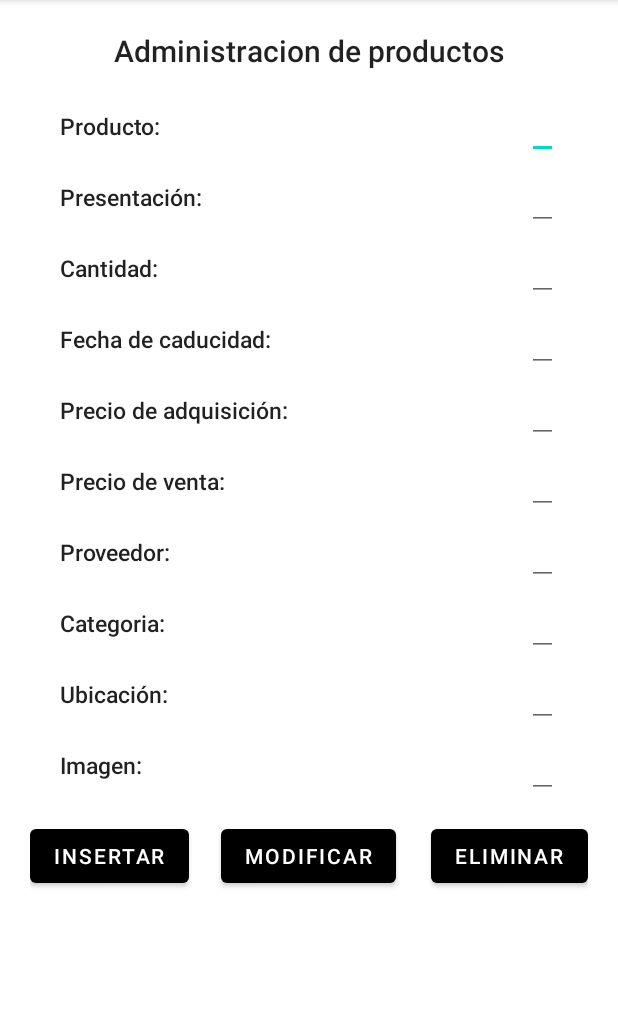
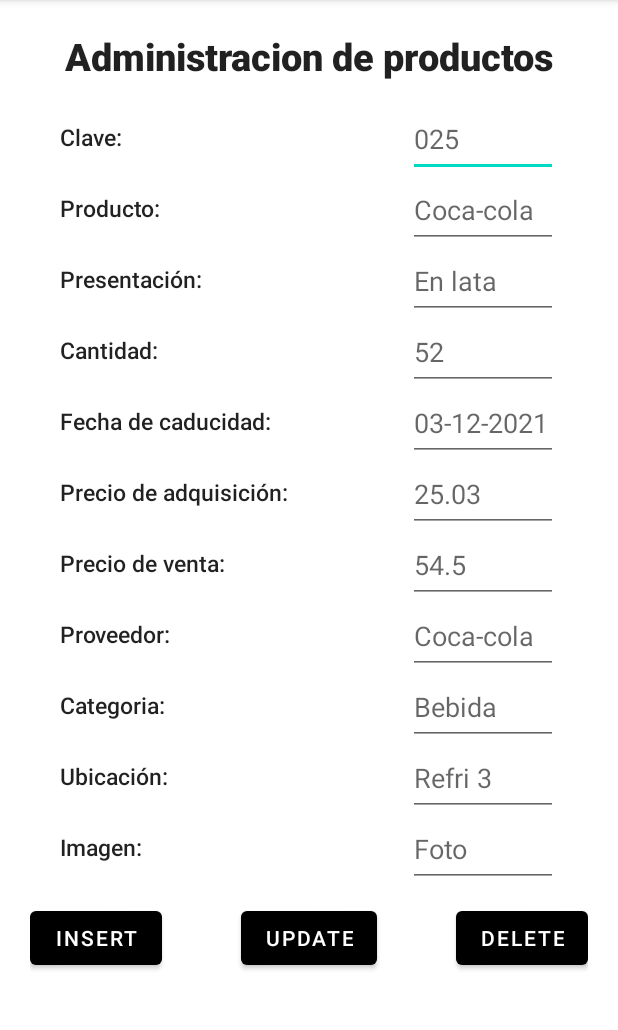
Before and after one commit to et-mohedano/GSW-Movil, an Android app: the gswAdmProductos screen opened directly, with no data from a screen before it, on a phone screen of 412 x 824 dp, the part 84-1114 px from its top. Run offline under Robolectric (Android 15) with nearby library versions, the phone set to English and light mode, and no system bars.

Commit message:
Complementación productos
Se agrego la pagina para reporte de productos, así mismo como se ajustaron las interfaces para mejor visibilidad, funcionalidad de paginas por URL aun no agregado, cambios en el Manifest para hacer pruebas en moviles

```diff
--- a/app/src/main/java/com/example/appmicalculadora/adminProductos.java
+++ b/app/src/main/java/com/example/appmicalculadora/adminProductos.java
@@ -34,7 +34,7 @@
         edtPrecio = (EditText) findViewById(R.id.edtPrecio);
         edtCantidad = (EditText) findViewById(R.id.edtCantidad);
         edtActivo = (EditText) findViewById(R.id.edtActivo);
-        edtFoto = (EditText) findViewById(R.id.edtFoto);
+        edtFoto = (EditText) findViewById(R.id.edtProdFoto);
         edtStatus = (EditText) findViewById(R.id.edtStatus);
         btnInsertarProducto.setOnClickListener(new View.OnClickListener() {
             @Override
--- a/app/src/main/java/com/example/appmicalculadora/rptProductos.java
+++ b/app/src/main/java/com/example/appmicalculadora/rptProductos.java
@@ -9,7 +9,6 @@
 import android.widget.ListView;
 import android.widget.Toast;
 
-import com.android.volley.Header;
 import com.loopj.android.http.AsyncHttpClient;
 import com.loopj.android.http.AsyncHttpResponseHandler;
 
@@ -33,7 +32,7 @@
         super.onCreate(savedInstanceState);
         setContentView(R.layout.activity_rpt_productos);
         lstProductos = (ListView) findViewById(R.id.lstProductos);
-        btnMostrar = (Button) findViewById(R.id.btnRptProducto);
+        btnMostrar = (Button) findViewById(R.id.btnPasProducto);
         btnMostrar2da = (Button) findViewById(R.id.btnRptProducto2);
         btnMostrar.setOnClickListener(new View.OnClickListener() {
             @Override
--- a/app/src/main/res/layout/activity_admin_productos.xml
+++ b/app/src/main/res/layout/activity_admin_productos.xml
@@ -179,7 +179,7 @@
             android:text="Foto:" />
 
         <EditText
-            android:id="@+id/edtFoto"
+            android:id="@+id/edtProdFoto"
             android:layout_width="217dp"
             android:layout_height="wrap_content"
             android:layout_below="@+id/edtActivo"
@@ -205,7 +205,7 @@
             android:id="@+id/edtStatus"
             android:layout_width="199dp"
             android:layout_height="wrap_content"
-            android:layout_below="@+id/edtFoto"
+            android:layout_below="@+id/edtProdFoto"
             android:layout_alignParentEnd="true"
             android:layout_marginStart="56dp"
             android:layout_marginTop="28dp"
--- a/app/src/main/res/layout/activity_gsw_adm_productos.xml
+++ b/app/src/main/res/layout/activity_gsw_adm_productos.xml
@@ -12,7 +12,7 @@
         tools:ignore="MissingConstraints">
 
     <RelativeLayout
-        android:id="@+id/lytProductos"
+        android:id="@+id/lytAdminProductos"
         android:layout_width="match_parent"
         android:layout_height="match_parent"
         android:padding="20dp">
@@ -24,7 +24,8 @@
             android:gravity="center_horizontal"
             android:text="Administracion de productos"
             android:textAppearance="@style/TextAppearance.AppCompat.Body2"
-            android:textSize="20dp" />
+            android:textStyle="bold"
+            android:textSize="25dp" />
 
         <TextView
             android:id="@+id/txtTagPro"
@@ -32,19 +33,44 @@
             android:layout_height="wrap_content"
             android:text="Producto:"
             android:textSize="15dp"
+            android:layout_below="@id/txtTagClave"
+            android:layout_marginTop="26dp"
+            android:layout_marginStart="20dp"
+            android:textAppearance="@style/TextAppearance.AppCompat.Body2" />
+
+        <EditText
+            android:id="@+id/edtProdNombre"
+            android:layout_width="100dp"
+            android:layout_height="50dp"
+            android:layout_below="@id/txtTagClave"
+            android:layout_alignParentEnd="true"
+            android:layout_marginTop="13dp"
+            android:layout_marginRight="20dp"
+            android:singleLine="true"
+            android:hint="Coca-cola" />
+
+        <TextView
+            android:id="@+id/txtTagClave"
+            android:layout_width="wrap_content"
+            android:layout_height="wrap_content"
+            android:text="Clave:"
+            android:textSize="15dp"
             android:layout_below="@id/txtTituloProducto"
             android:layout_marginTop="26dp"
             android:layout_marginStart="20dp"
+            android:inputType="number"
             android:textAppearance="@style/TextAppearance.AppCompat.Body2" />
+
         <EditText
-            android:id="@+id/edtProd"
-            android:layout_width="wrap_content"
-            tools:text="Coca-cola"
+            android:id="@+id/edtProdClave"
+            android:layout_width="100dp"
+            android:layout_height="50dp"
             android:layout_below="@id/txtTituloProducto"
+            android:layout_alignParentEnd="true"
             android:layout_marginTop="13dp"
-            android:layout_alignParentEnd="true"
             android:layout_marginRight="20dp"
-            android:layout_height="wrap_content" />
+            android:hint="025"
+            android:inputType="number" />
 
         <TextView
             android:id="@+id/txtTagPres"
@@ -56,15 +82,17 @@
             android:layout_marginTop="26dp"
             android:layout_marginStart="20dp"
             android:textAppearance="@style/TextAppearance.AppCompat.Body2" />
+
         <EditText
-            android:id="@+id/edtPres"
-            android:layout_width="wrap_content"
-            tools:text="En latita de aluminio"
+            android:id="@+id/edtProdPres"
+            android:layout_width="100dp"
+            android:layout_height="50dp"
             android:layout_below="@id/txtTagPro"
+            android:layout_alignParentEnd="true"
             android:layout_marginTop="13dp"
-            android:layout_alignParentEnd="true"
             android:layout_marginRight="20dp"
-            android:layout_height="wrap_content" />
+            android:hint="En lata"
+            android:singleLine="true" />
 
         <TextView
             android:id="@+id/txtTagCant"
@@ -76,16 +104,17 @@
             android:layout_marginTop="26dp"
             android:layout_marginStart="20dp"
             android:textAppearance="@style/TextAppearance.AppCompat.Body2" />
+
         <EditText
-            android:id="@+id/edtCant"
-            android:layout_width="wrap_content"
-            tools:text="52.5"
+            android:id="@+id/edtProdCant"
+            android:layout_width="100dp"
+            android:layout_height="50dp"
             android:layout_below="@id/txtTagPres"
+            android:layout_alignParentEnd="true"
             android:layout_marginTop="13dp"
-            android:layout_alignParentEnd="true"
             android:layout_marginRight="20dp"
-            android:inputType="numberDecimal"
-            android:layout_height="wrap_content" />
+            android:hint="52"
+            android:inputType="numberDecimal" />
 
         <TextView
             android:id="@+id/txtTagFecha"
@@ -97,16 +126,17 @@
             android:layout_marginTop="26dp"
             android:layout_marginStart="20dp"
             android:textAppearance="@style/TextAppearance.AppCompat.Body2" />
+
         <EditText
-            android:id="@+id/edtFecha"
-            android:layout_width="wrap_content"
-            tools:text="03-12-2021"
+            android:id="@+id/edtProdFecha"
+            android:layout_width="100dp"
+            android:layout_height="50dp"
             android:layout_below="@id/txtTagCant"
+            android:layout_alignParentEnd="true"
             android:layout_marginTop="13dp"
-            android:layout_alignParentEnd="true"
             android:layout_marginRight="20dp"
             android:inputType="date"
-            android:layout_height="wrap_content" />
+            android:hint="03-12-2021" />
 
         <TextView
             android:id="@+id/txtTagPrecioAd"
@@ -118,16 +148,17 @@
             android:layout_marginTop="26dp"
             android:layout_marginStart="20dp"
             android:textAppearance="@style/TextAppearance.AppCompat.Body2" />
+
         <EditText
-            android:id="@+id/edtPrecioAd"
-            android:layout_width="wrap_content"
-            tools:text="25.03"
+            android:id="@+id/edtProdPrecioAd"
+            android:layout_width="100dp"
+            android:layout_height="50dp"
             android:layout_below="@id/txtTagFecha"
+            android:layout_alignParentEnd="true"
             android:layout_marginTop="13dp"
-            android:layout_alignParentEnd="true"
             android:layout_marginRight="20dp"
             android:inputType="numberDecimal"
-            android:layout_height="wrap_content" />
+            android:hint="25.03" />
 
         <TextView
             android:id="@+id/txtTagPrecioVen"
@@ -139,16 +170,17 @@
             android:layout_marginTop="26dp"
             android:layout_marginStart="20dp"
             android:textAppearance="@style/TextAppearance.AppCompat.Body2" />
+
         <EditText
-            android:id="@+id/edtPrecioVen"
-            android:layout_width="wrap_content"
-            tools:text="54.5"
+            android:id="@+id/edtProdPrecioVen"
+            android:layout_width="100dp"
+            android:layout_height="50dp"
             android:layout_below="@id/txtTagPrecioAd"
+            android:layout_alignParentEnd="true"
             android:layout_marginTop="13dp"
-            android:layout_alignParentEnd="true"
             android:layout_marginRight="20dp"
             android:inputType="numberDecimal"
-            android:layout_height="wrap_content" />
+            android:hint="54.5" />
 
         <TextView
             android:id="@+id/txtTagProvedor"
@@ -160,15 +192,17 @@
             android:layout_marginTop="26dp"
             android:layout_marginStart="20dp"
             android:textAppearance="@style/TextAppearance.AppCompat.Body2" />
+
         <EditText
-            android:id="@+id/edtProvedor"
-            android:layout_width="wrap_content"
-            tools:text="Coca-cola company"
+            android:id="@+id/edtProdProvedor"
+            android:layout_width="100dp"
+            android:layout_height="50dp"
             android:layout_below="@id/txtTagPrecioVen"
+            android:layout_alignParentEnd="true"
             android:layout_marginTop="13dp"
-            android:layout_alignParentEnd="true"
             android:layout_marginRight="20dp"
-            android:layout_height="wrap_content" />
+            android:singleLine="true"
+            android:hint="Coca-cola" />
 
         <TextView
             android:id="@+id/txtTagCat"
@@ -180,15 +214,17 @@
             android:layout_marginTop="26dp"
             android:layout_marginStart="20dp"
             android:textAppearance="@style/TextAppearance.AppCompat.Body2" />
+
         <EditText
-            android:id="@+id/edtCat"
-            android:layout_width="wrap_content"
-            tools:text="Bebida"
+            android:id="@+id/edtProdCat"
+            android:layout_width="100dp"
+            android:layout_height="50dp"
             android:layout_below="@id/txtTagProvedor"
+            android:layout_alignParentEnd="true"
             android:layout_marginTop="13dp"
-            android:layout_alignParentEnd="true"
             android:layout_marginRight="20dp"
-            android:layout_height="wrap_content" />
+            android:singleLine="true"
+            android:hint="Bebida" />
 
         <TextView
             android:id="@+id/txtTagUbi"
@@ -200,15 +236,17 @@
             android:layout_marginTop="26dp"
             android:layout_marginStart="20dp"
             android:textAppearance="@style/TextAppearance.AppCompat.Body2" />
+
         <EditText
-            android:id="@+id/edtUbi"
-            android:layout_width="wrap_content"
-            tools:text="Refrigerador 3"
+            android:id="@+id/edtProdUbi"
+            android:layout_width="100dp"
+            android:layout_height="50dp"
             android:layout_below="@id/txtTagCat"
+            android:layout_alignParentEnd="true"
             android:layout_marginTop="13dp"
-            android:layout_alignParentEnd="true"
             android:layout_marginRight="20dp"
-            android:layout_height="wrap_content" />
+            android:singleLine="true"
+            android:hint="Refri 3" />
 
         <TextView
             android:id="@+id/txtTagFoto"
@@ -220,15 +258,17 @@
             android:layout_marginTop="26dp"
             android:layout_marginStart="20dp"
             android:textAppearance="@style/TextAppearance.AppCompat.Body2" />
+
         <EditText
-            android:id="@+id/edtFoto"
-            android:layout_width="wrap_content"
-            tools:text="CocaLata.jpg"
+            android:id="@+id/edtProdFoto"
+            android:layout_width="100dp"
+            android:layout_height="50dp"
             android:layout_below="@id/txtTagUbi"
+            android:layout_alignParentEnd="true"
             android:layout_marginTop="13dp"
-            android:layout_alignParentEnd="true"
             android:layout_marginRight="20dp"
-            android:layout_height="wrap_content" />
+            android:singleLine="true"
+            android:hint="Foto" />
 
         <Button
             android:id="@+id/btnInsProducto"
@@ -236,7 +276,8 @@
             android:layout_height="wrap_content"
             android:layout_below="@id/txtTagFoto"
             android:layout_marginTop="26dp"
-            android:text="Insertar"
+            android:textColor="@color/white"
+            android:text="Insert"
             app:backgroundTint="#000000" />
 
         <Button
@@ -246,8 +287,9 @@
             android:layout_below="@id/txtTagFoto"
             android:layout_centerHorizontal="true"
             android:layout_marginTop="26dp"
-            app:backgroundTint="#000000"
-            android:text="Modificar" />
+            android:textColor="@color/white"
+            android:text="Update"
+            app:backgroundTint="#000000" />
 
         <Button
             android:id="@+id/btnEliProducto"
@@ -255,9 +297,10 @@
             android:layout_height="wrap_content"
             android:layout_below="@id/txtTagFoto"
             android:layout_alignParentEnd="true"
-            app:backgroundTint="#000000"
+            android:textColor="@color/white"
             android:layout_marginTop="26dp"
-            android:text="Eliminar" />
+            android:text="Delete"
+            app:backgroundTint="#000000" />
     </RelativeLayout>
     </ScrollView>
 </androidx.constraintlayout.widget.ConstraintLayout>
--- a/app/src/main/res/layout/activity_rpt_productos.xml
+++ b/app/src/main/res/layout/activity_rpt_productos.xml
@@ -26,7 +26,7 @@
             android:text="Reporte de productos" />
 
         <Button
-            android:id="@+id/btnRptProducto"
+            android:id="@+id/btnPasProducto"
             android:layout_width="130dp"
             android:layout_height="wrap_content"
             android:layout_below="@+id/txtTituloRptPro"
@@ -39,7 +39,7 @@
             android:id="@+id/lstProductos"
             android:layout_width="318dp"
             android:layout_height="509dp"
-            android:layout_below="@+id/btnRptProducto"
+            android:layout_below="@+id/btnPasProducto"
             android:layout_alignParentStart="true"
             android:layout_marginStart="44dp"
             android:layout_marginTop="22dp" />
@@ -53,7 +53,7 @@
             android:layout_marginStart="36dp"
             android:layout_marginTop="44dp"
             android:layout_marginEnd="32dp"
-            android:layout_toEndOf="@+id/btnRptProducto"
+            android:layout_toEndOf="@+id/btnPasProducto"
             android:text="Consultar 2" />
     </RelativeLayout>
 </androidx.constraintlayout.widget.ConstraintLayout>
```
Also changed, not shown: app/src/main/AndroidManifest.xml (+9 -5 lines), app/src/main/java/com/example/appmicalculadora/gswAdmProductos.java (+231 -1 lines), app/src/main/java/com/example/appmicalculadora/gswRptProductos.java (added, +86 -0 lines), app/src/main/res/layout/activity_gsw_rpt_productos.xml (added, +60 -0 lines).
